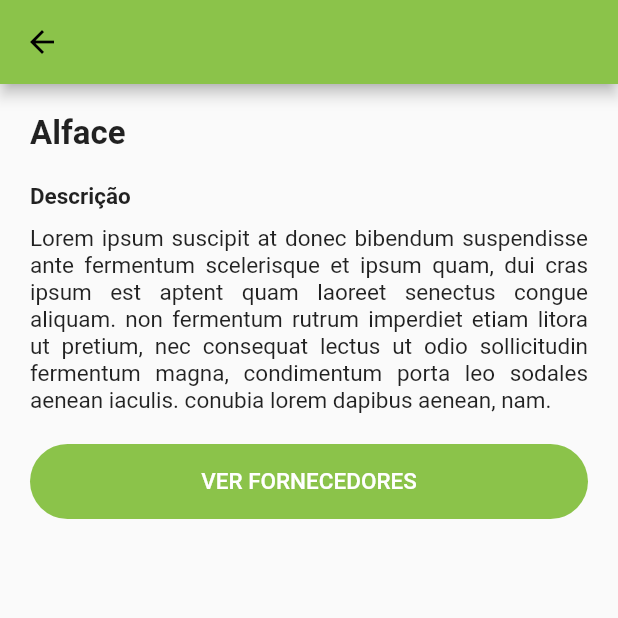
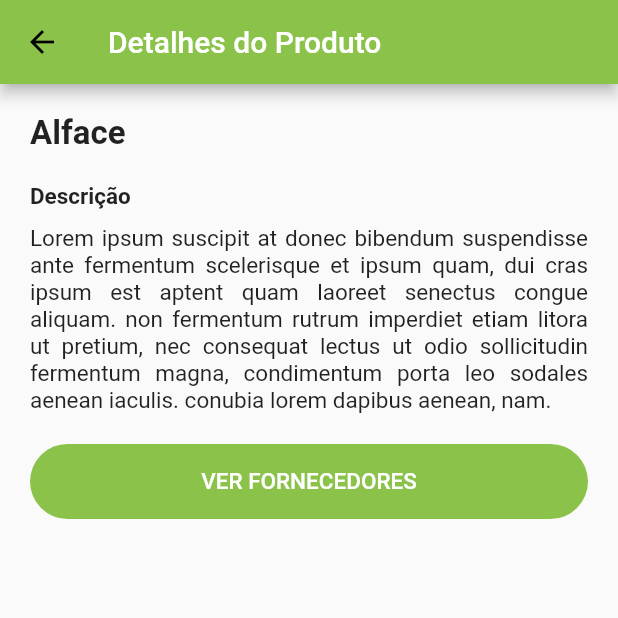
Before and after one commit to BOOMERS-inovathon-2022/inovathon_2022, a Flutter app: the screen it shows after launch, after a tap on "Alface", on a phone screen of 412 x 824 dp, the top half of it. Run offline on Flutter 3.47's test engine with Material 2 defaults, Android fonts, the phone set to English and light mode, and no system bars; our stand-ins replace carousel_slider, firebase_core; accounts and stored records are empty; network calls fail.

Commit message:
Nomeando telas na AppBar

```diff
--- a/lib/ui/screen/chat/chat_page.dart
+++ b/lib/ui/screen/chat/chat_page.dart
@@ -36,7 +36,7 @@ class _ChatPageState extends State<ChatPage> {
             ),
             const SizedBox(width: 15),
             const Text(
-              'Jonas', //TODO nome do vendedor
+              'Manoel Gomes', //TODO nome do vendedor
               style: TextStyle(
                 color: Colors.white,
                 fontWeight: FontWeight.bold,
--- a/lib/ui/screen/home/home_widget.dart
+++ b/lib/ui/screen/home/home_widget.dart
@@ -9,6 +9,12 @@ class HomeWidget extends State<HomePage> {
   Widget build(BuildContext context) {
     return Scaffold(
       appBar: AppBar(
+        title: const Text(
+          'Início',
+          style: TextStyle(
+            color: Colors.white,
+          ),
+        ),
         actions: [
           IconButton(
             onPressed: () => null,
@@ -62,7 +68,7 @@ class HomeWidget extends State<HomePage> {
                     maxCrossAxisExtent: 200,
                     mainAxisExtent: 190,
                     crossAxisSpacing: 10,
-                    mainAxisSpacing: 10
+                    mainAxisSpacing: 10,
                   ),
                   itemBuilder: (context, index) {
                     return InkWell(
--- a/lib/ui/screen/product_details/product_detail_widget.dart
+++ b/lib/ui/screen/product_details/product_detail_widget.dart
@@ -11,7 +11,14 @@ class ProductDetailWidget extends State<ProductDetailPage> {
   Widget build(BuildContext context) {
     return SafeArea(
       child: Scaffold(
-        appBar: AppBar(),
+        appBar: AppBar(
+          title: const Text(
+            'Detalhes do Produto',
+            style: TextStyle(
+              color: Colors.white,
+            ),
+          ),
+        ),
         body: ListView(
           children: [
             const Image(
@@ -146,7 +153,7 @@ class SellerProductList extends StatelessWidget {
                         child: Icon(Icons.person),
                       ),
                       title: const Text(
-                        "Markus Chico",
+                        "Manoel Gomes",
                         style: TextStyle(
                           fontWeight: FontWeight.bold,
                           fontSize: 18,
@@ -162,7 +169,8 @@ class SellerProductList extends StatelessWidget {
                           padding: const EdgeInsets.symmetric(horizontal: 5),
                           child: Text(
                             "Orgânico",
-                            style: TextStyle(color: Colors.green[900], fontSize: 11),
+                            style: TextStyle(
+                                color: Colors.green[900], fontSize: 11),
                           ),
                         ),
                       ),
```
Also changed, not shown: lib/ui/screen/seller_profile/seller_profile.dart (+14 -3 lines).
